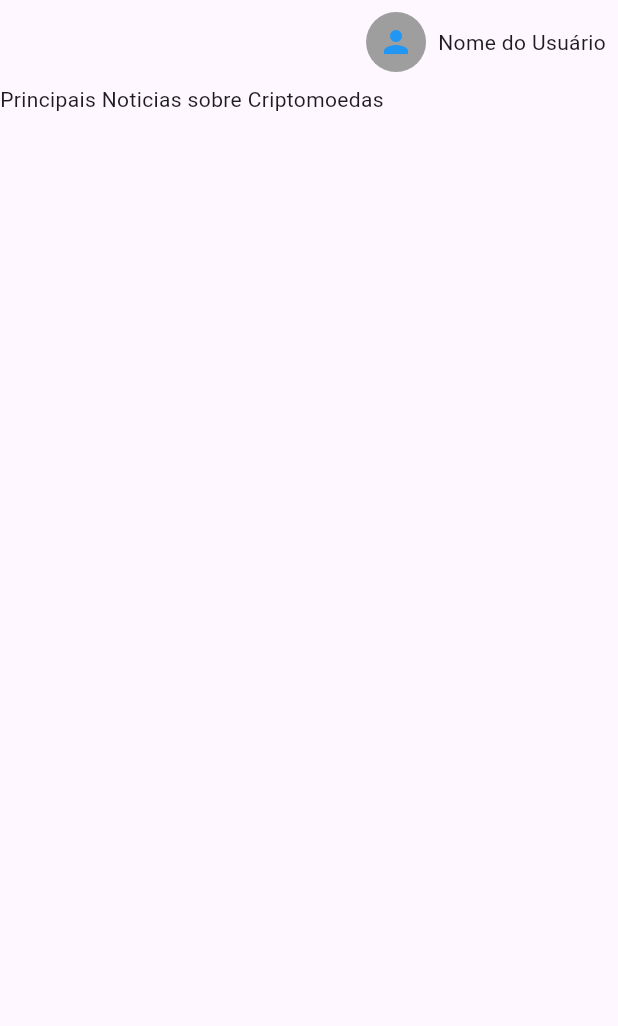
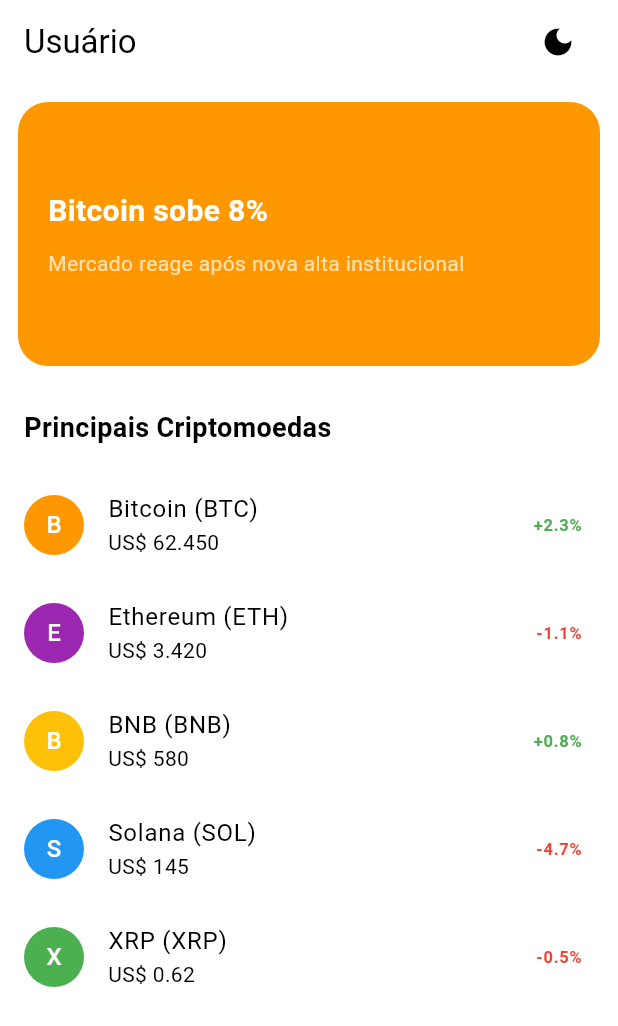
Before and after one commit to LucasAdrian0/cripto_din, a Flutter app: the screen it shows once a user with an empty profile is signed in, on a phone screen of 412 x 824 dp. Shown: the top 1026 px of the screen. Run offline on Flutter 3.47's test engine with Material 3 defaults, Android fonts, the phone set to English and light mode, and no system bars; our stand-ins replace cloud_firestore, dio, firebase_auth, firebase_core, flutter_dotenv, font_awesome_flutter and 1 more; accounts and stored records are empty; network calls fail.

Commit message:
13/02/2026 MasterClass Fluterrando: Design Patterns Aula: 	-Aula Completa 	-Model, View, Controller, Presenter e afins. Design Pattern II Aula: 	-Prototype(CopyWith) 19:20min 	- Criptomoedas Inicio de prototipo de tela home com principais noticias e lista de criptomoedas feito api coingecko que salva direto no firebase home consome do firebase a lista de criptomoedas para evitar varias requisições, "ver depois webscket para tempo real(sempre conectado evitando requisições"
ver talvez - API para webscraping :  app.zyte.com
verificar erro no local.env na hora de emular

```diff
--- a/lib/main.dart
+++ b/lib/main.dart
@@ -1,14 +1,25 @@
 import 'package:cripto_din/pages/home/home_page.dart';
+import 'package:cripto_din/theme/design_tema_controller.dart';
+import 'package:cripto_din/theme/design_temas.dart';
 import 'package:flutter/material.dart';
 import 'package:firebase_core/firebase_core.dart';
 import 'package:firebase_auth/firebase_auth.dart';
-import 'package:cripto_din/pages/carteirabinace/carteira_binance_page.dart';
 import 'package:cripto_din/pages/login/login_page.dart';
+import 'package:provider/provider.dart';
+import 'package:flutter_dotenv/flutter_dotenv.dart';
 
 void main() async {
   WidgetsFlutterBinding.ensureInitialized();
   await Firebase.initializeApp();
-  runApp(const MyApp());
+  await dotenv.load(
+    fileName: "local.env",
+  ); //não esta no guithub o local_teste.env
+  runApp(
+    ChangeNotifierProvider(
+      create: (_) => ThemeController(),
+      child: const MyApp(),
+    ),
+  );
 }
 
 class MyApp extends StatelessWidget {
@@ -16,8 +27,13 @@
 
   @override
   Widget build(BuildContext context) {
+    return Consumer<ThemeController>(
+      builder: (context, themeController, child) {
         return MaterialApp(
           debugShowCheckedModeBanner: false,
+          theme: DesignTemas.claro,
+          darkTheme: DesignTemas.escuro,
+          themeMode: context.read<ThemeController>().themeMode,
           home: StreamBuilder<User?>(
             stream: FirebaseAuth.instance.authStateChanges(),
             builder: (context, snapshot) {
@@ -28,12 +44,14 @@
               }
 
               if (snapshot.hasData) {
-            return const HomePage();
+                return const Homepage();
               }
 
               return const LoginPage();
             },
           ),
         );
+      },
+    );
   }
 }
--- /dev/null
+++ b/lib/model/cripto_model.dart
@@ -0,0 +1,54 @@
+class CriptoModel {
+  final String id;
+  final String name;
+  final String symbol;
+  final String image;
+  final double price;
+  final double change24h;
+
+  CriptoModel({
+    required this.id,
+    required this.name,
+    required this.symbol,
+    required this.image,
+    required this.price,
+    required this.change24h,
+  });
+
+  //Vindo da API (CoinGecko)
+  factory CriptoModel.fromApiJson(Map<String, dynamic> json) {
+    return CriptoModel(
+      id: json['id'],
+      name: json['name'],
+      symbol: json['symbol'],
+      image: json['image'],
+      price: (json['current_price'] as num).toDouble(),
+      change24h:
+          (json['price_change_percentage_24h'] as num?)?.toDouble() ?? 0.0,
+    );
+  }
+
+  //Vindo do Firestore
+  factory CriptoModel.fromMap(Map<String, dynamic> map) {
+    return CriptoModel(
+      id: map['id'],
+      name: map['name'],
+      symbol: map['symbol'],
+      image: map['image'],
+      price: (map['price'] as num).toDouble(),
+      change24h: (map['change24h'] as num?)?.toDouble() ?? 0.0,
+    );
+  }
+
+  //Para salvar no Firestore
+  Map<String, dynamic> toMap() {
+    return {
+      'id': id,
+      'name': name,
+      'symbol': symbol,
+      'image': image,
+      'price': price,
+      'change24h': change24h,
+    };
+  }
+}
--- a/lib/model/usuario_model.dart
+++ b/lib/model/usuario_model.dart
@@ -1,4 +1,3 @@
-import 'package:cloud_firestore/cloud_firestore.dart';
 
 class UsuarioModel {
   final String? nome;
--- a/lib/pages/home/home_page.dart
+++ b/lib/pages/home/home_page.dart
@@ -1,60 +1,161 @@
-import 'package:cripto_din/pages/cadastro_usuario.dart/cadastro_usuario.dart';
-import 'package:cripto_din/theme/designer_espacamentos.dart';
+import 'package:cripto_din/service/coingecko_service.dart';
+import 'package:cripto_din/service/firebase_service.dart';
+import 'package:cripto_din/theme/design_tema_controller.dart';
 import 'package:flutter/material.dart';
+import 'package:provider/provider.dart';
 
-class HomePage extends StatefulWidget {
-  const HomePage({super.key});
+class Homepage extends StatefulWidget {
+  const Homepage({super.key});
 
   @override
-  State<HomePage> createState() => _HomePageState();
+  State<Homepage> createState() => _HomepageState();
 }
 
-class _HomePageState extends State<HomePage> {
+class _HomepageState extends State<Homepage> {
+  @override
+  void initState() {
+    super.initState();
+    _atualizarCriptos();
+  }
+
+  final CoingeckoService _coingeckoService = CoingeckoService();
+  final FirebaseService _firebaseService = FirebaseService();
+
+  Future<void> _atualizarCriptos() async {
+    try {
+      final lista = await _coingeckoService.listaDeCriptomoedas();
+      await _firebaseService.salvarCriptomoedasFirebase(lista);
+    } catch (e) {
+      print("Erro ao atualizar criptos: $e");
+    }
+  }
+
   @override
   Widget build(BuildContext context) {
-    return SafeArea(
-      child: Scaffold(
+    return Scaffold(
       appBar: AppBar(
+        backgroundColor: Theme.of(context).appBarTheme.backgroundColor,
+        title: const Text('Usuário'),
         actions: [
           Padding(
-              padding: const EdgeInsets.all(8.0),
-              child: Row(
-                mainAxisAlignment: MainAxisAlignment.start,
-                children: [
-                  CircleAvatar(
-                    backgroundColor: Colors.grey,
-                    child: Center(
+            padding: EdgeInsets.only(right: 16),
             child: IconButton(
-                        onPressed: () {
-                          Navigator.push(
-                            context,
-                            MaterialPageRoute(
-                              builder: (context) => CadastroUsuario(),
-                            ),
-                          );
-                        },
-                        icon: const Icon(Icons.person, color: Colors.blue),
+              onPressed: () => context.read<ThemeController>().toggleTheme(),
+              icon: Icon(
+                context.watch<ThemeController>().isDark
+                    ? Icons.light_mode
+                    : Icons.dark_mode,
               ),
             ),
           ),
-                  DesignerEspacamentos.w8,
-                  Text("Nome do Usuário"),
+        ],
+      ),
+      body: Column(
+        crossAxisAlignment: CrossAxisAlignment.start,
+        children: [
+          /// CARROSSEL DE NOTÍCIAS
+          SizedBox(
+            height: 200,
+            child: PageView(
+              children: [
+                newsCard(
+                  "Bitcoin sobe 8%",
+                  "Mercado reage após nova alta institucional",
+                  Colors.orange,
+                ),
+                newsCard(
+                  "Ethereum ETF aprovado",
+                  "Investidores otimistas com novo produto",
+                  Colors.purple,
+                ),
+                newsCard(
+                  "Solana dispara 12%",
+                  "Volume aumenta nas últimas 24h",
+                  Colors.blue,
+                ),
+              ],
+            ),
+          ),
+
+          const Padding(
+            padding: EdgeInsets.all(16.0),
+            child: Text(
+              "Principais Criptomoedas",
+              style: TextStyle(fontSize: 18, fontWeight: FontWeight.bold),
+            ),
+          ),
+
+          /// LISTA DE CRIPTOS
+          Expanded(
+            child: ListView(
+              children: [
+                cryptoTile("Bitcoin", "BTC", "62.450", "+2.3%", Colors.orange),
+                cryptoTile("Ethereum", "ETH", "3.420", "-1.1%", Colors.purple),
+                cryptoTile("BNB", "BNB", "580", "+0.8%", Colors.amber),
+                cryptoTile("Solana", "SOL", "145", "-4.7%", Colors.blue),
+                cryptoTile("XRP", "XRP", "0.62", "-0.5%", Colors.green),
               ],
             ),
           ),
         ],
       ),
-        body: Container(
-          child: Stack(
+    );
+  }
+
+  Widget newsCard(String title, String subtitle, Color color) {
+    return Padding(
+      padding: const EdgeInsets.all(12),
+      child: Container(
+        decoration: BoxDecoration(
+          color: color,
+          borderRadius: BorderRadius.circular(20),
+        ),
+        padding: const EdgeInsets.all(20),
+        child: Column(
+          crossAxisAlignment: CrossAxisAlignment.start,
+          mainAxisAlignment: MainAxisAlignment.center,
           children: [
-              Container(child: Text("Principais Noticias sobre Criptomoedas")),
-              DesignerEspacamentos.verticalMedio,
-              //ListView.builder(itemBuilder: ,),
+            Text(
+              title,
+              style: const TextStyle(
+                fontSize: 20,
+                fontWeight: FontWeight.bold,
+                color: Colors.white,
+              ),
+            ),
+            const SizedBox(height: 10),
+            Text(subtitle, style: const TextStyle(color: Colors.white70)),
           ],
         ),
       ),
-        bottomNavigationBar: BottomAppBar(child: Container()),
+    );
+  }
+
+  Widget cryptoTile(
+    String name,
+    String symbol,
+    String price,
+    String change,
+    Color color,
+  ) {
+    return ListTile(
+      leading: CircleAvatar(backgroundColor: color, child: Text(symbol[0])),
+      title: Text("$name ($symbol)"),
+      subtitle: Text("US\$ $price"),
+      trailing: Text(
+        change,
+        style: TextStyle(
+          color: change.contains('+') ? Colors.green : Colors.red,
+          fontWeight: FontWeight.bold,
+        ),
       ),
     );
   }
 }
+// falta chamar a api que salva no firebasee chama do fire passe para a home
+/*
+exemplo para chamada
+  Expanded(
+  child: const CryptoList(),
+),
+*/
--- a/lib/theme/designer_espacamentos.dart
+++ b/lib/theme/design_espacamentos.dart
@@ -1,6 +1,6 @@
 import 'package:flutter/material.dart';
 
-class DesignerEspacamentos {
+class DesignEspacamentos {
   static const verticalPequeno = SizedBox(height: 10);
   static const verticalMedio = SizedBox(height: 30);
   static const verticalGrande = SizedBox(height: 50);
--- /dev/null
+++ b/lib/theme/design_tema_controller.dart
@@ -0,0 +1,15 @@
+import 'package:flutter/material.dart';
+
+class ThemeController extends ChangeNotifier {
+  ThemeMode _themeMode = ThemeMode.light;
+
+  ThemeMode get themeMode => _themeMode;
+
+  bool get isDark => _themeMode == ThemeMode.dark;
+
+  void toggleTheme() {
+    _themeMode =
+        _themeMode == ThemeMode.light ? ThemeMode.dark : ThemeMode.light;
+    notifyListeners();
+  }
+}
--- /dev/null
+++ b/lib/theme/design_temas.dart
@@ -0,0 +1,28 @@
+import 'package:flutter/material.dart';
+
+class DesignTemas {
+  // Cor ouro estilo Bitcoin
+  static const ouro = Color(0xFFFFD700);
+
+  static final ThemeData claro = ThemeData(
+    brightness: Brightness.light,
+    scaffoldBackgroundColor: Colors.white,
+    appBarTheme: const AppBarTheme(
+      backgroundColor: Colors.white,
+      foregroundColor: Colors.black,
+      iconTheme: const IconThemeData(color: Colors.black),
+    ),
+    colorScheme: ColorScheme.light(primary: ouro),
+  );
+
+  static final ThemeData escuro = ThemeData(
+    brightness: Brightness.dark,
+    scaffoldBackgroundColor: Colors.black,
+    appBarTheme: const AppBarTheme(
+      backgroundColor: Colors.black,
+      foregroundColor: Colors.white,
+      iconTheme: const IconThemeData(color: Colors.white),
+    ),
+    colorScheme: ColorScheme.dark(primary: ouro),
+  );
+}
--- a/pubspec.yaml
+++ b/pubspec.yaml
@@ -40,6 +40,9 @@
   google_sign_in: ^6.0.0
   cloud_firestore: ^6.1.2
   dio: ^5.9.1
+  provider: ^6.1.5+1
+  dotenv: ^4.2.0
+  flutter_dotenv: ^6.0.0
 
 dev_dependencies:
   flutter_test:
```
Also changed, not shown: lib/pages/login/login_page.dart (+27 -27 lines), lib/repository/cripto_repository.dart (added, +32 -0 lines), lib/service/coingecko_service.dart (added, +29 -0 lines), lib/service/firebase_service.dart (added, +31 -0 lines), lib/theme/designer_cores.dart (deleted, +0 -9 lines), lib/widgets/listagem_criptoedas_coingecko.dart (added, +96 -0 lines), exemplo.env (added), lib/theme/design_letras.dart (renamed from lib/theme/designer_letras.dart), lib/widgets/recuperar_senha.dart (renamed from lib/widget/recuperar_senha.dart), pubspec.lock, 1 other file. Lines whose indentation alone changed are shown as unchanged.
